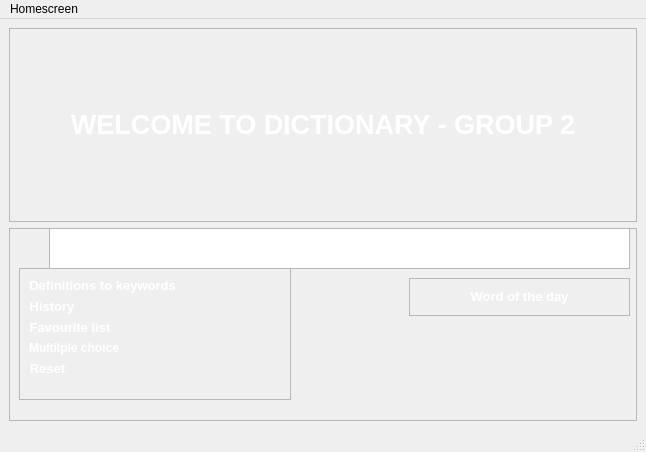
OHonSam/CS163_Group2_Dictionary, file mainwindow.ui: the form before one commit.
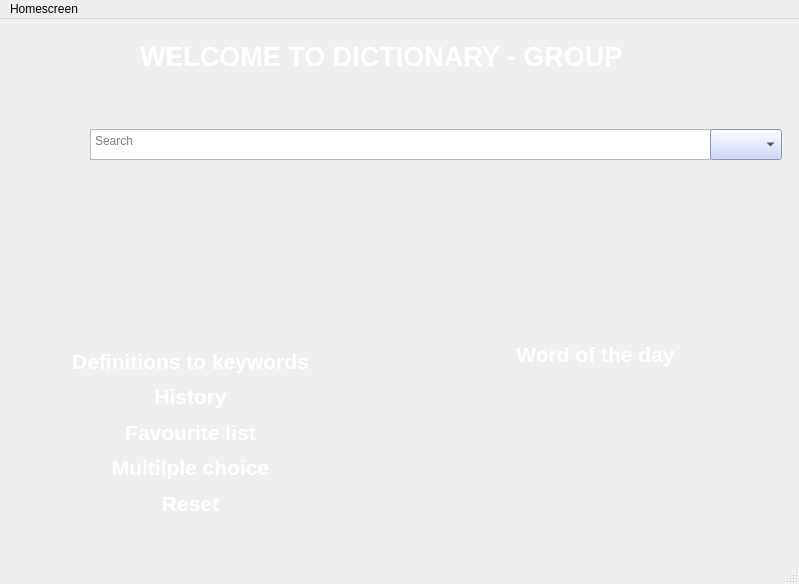
The form after the commit. Icons and pictures are not drawn.

The edit to the form file:
```diff
--- a/mainwindow.ui
+++ b/mainwindow.ui
@@ -6,8 +6,8 @@
    <rect>
     <x>0</x>
     <y>0</y>
-    <width>646</width>
-    <height>452</height>
+    <width>799</width>
+    <height>584</height>
    </rect>
   </property>
   <property name="windowTitle">
@@ -33,44 +33,26 @@
     <string notr="true">background-image: url(:/img/images/compress/long ombre rotated.jpg);
 padding: 0px 0px 0px 0px;</string>
    </property>
-   <layout class="QVBoxLayout" name="verticalLayout">
-    <item>
-     <widget class="QFrame" name="frame">
-      <property name="frameShape">
-       <enum>QFrame::StyledPanel</enum>
-      </property>
-      <property name="frameShadow">
-       <enum>QFrame::Raised</enum>
-      </property>
-      <layout class="QGridLayout" name="gridLayout_3">
-       <item row="0" column="0">
-        <widget class="QLabel" name="label">
+   <widget class="QLabel" name="label_8">
+    <property name="geometry">
+     <rect>
+      <x>470</x>
+      <y>310</y>
+      <width>251</width>
+      <height>51</height>
+     </rect>
+    </property>
          <property name="text">
-          <string>&lt;html&gt;&lt;head/&gt;&lt;body&gt;&lt;p align=&quot;center&quot;&gt;&lt;span style=&quot; font-size:20pt; font-weight:700; color:#ffffff;&quot;&gt;WELCOME TO DICTIONARY - GROUP 2&lt;/span&gt;&lt;/p&gt;&lt;/body&gt;&lt;/html&gt;</string>
-         </property>
-         <property name="alignment">
-          <set>Qt::AlignCenter</set>
-         </property>
-        </widget>
-       </item>
-      </layout>
-     </widget>
-    </item>
-    <item>
-     <widget class="QFrame" name="frame_2">
-      <property name="frameShape">
-       <enum>QFrame::StyledPanel</enum>
-      </property>
-      <property name="frameShadow">
-       <enum>QFrame::Raised</enum>
-      </property>
+     <string>&lt;html&gt;&lt;head/&gt;&lt;body&gt;&lt;p align=&quot;center&quot;&gt;&lt;span style=&quot; font-size:16pt; font-weight:700; color:#ffffff;&quot;&gt;Word of the day&lt;/span&gt;&lt;/p&gt;&lt;/body&gt;&lt;/html&gt;</string>
+    </property>
+   </widget>
       <widget class="QLabel" name="label_2">
        <property name="geometry">
         <rect>
-         <x>10</x>
-         <y>10</y>
-         <width>31</width>
-         <height>28</height>
+      <x>50</x>
+      <y>110</y>
+      <width>24</width>
+      <height>24</height>
         </rect>
        </property>
        <property name="mouseTracking">
@@ -83,104 +65,120 @@
         <pixmap resource="resources.qrc">:/img/images/search.svg</pixmap>
        </property>
       </widget>
+   <widget class="QLabel" name="label">
+    <property name="geometry">
+     <rect>
+      <x>140</x>
+      <y>20</y>
+      <width>488</width>
+      <height>36</height>
+     </rect>
+    </property>
+    <property name="text">
+     <string>&lt;html&gt;&lt;head/&gt;&lt;body&gt;&lt;p align=&quot;center&quot;&gt;&lt;span style=&quot; font-size:20pt; font-weight:700; color:#ffffff;&quot;&gt;WELCOME TO DICTIONARY - GROUP 2&lt;/span&gt;&lt;/p&gt;&lt;/body&gt;&lt;/html&gt;</string>
+    </property>
+    <property name="alignment">
+     <set>Qt::AlignCenter</set>
+    </property>
+   </widget>
       <widget class="QTextEdit" name="textEdit">
        <property name="geometry">
         <rect>
-         <x>40</x>
-         <y>0</y>
-         <width>581</width>
-         <height>41</height>
-        </rect>
-       </property>
-      </widget>
-      <widget class="QFrame" name="frame_3">
+      <x>90</x>
+      <y>110</y>
+      <width>621</width>
+      <height>31</height>
+     </rect>
+    </property>
+    <property name="placeholderText">
+     <string>Search</string>
+    </property>
+   </widget>
+   <widget class="QComboBox" name="comboBox">
        <property name="geometry">
         <rect>
-         <x>10</x>
-         <y>40</y>
-         <width>272</width>
-         <height>132</height>
-        </rect>
-       </property>
-       <property name="frameShape">
-        <enum>QFrame::StyledPanel</enum>
-       </property>
-       <property name="frameShadow">
-        <enum>QFrame::Raised</enum>
-       </property>
-       <layout class="QFormLayout" name="formLayout">
-        <item row="0" column="0">
-         <widget class="QLabel" name="label_3">
+      <x>710</x>
+      <y>110</y>
+      <width>72</width>
+      <height>31</height>
+     </rect>
+    </property>
+    <property name="styleSheet">
+     <string notr="true">background-color: rgb(190, 202, 253);</string>
+    </property>
+   </widget>
+   <widget class="QLabel" name="label_9">
+    <property name="geometry">
+     <rect>
+      <x>50</x>
+      <y>328</y>
+      <width>281</width>
+      <height>29</height>
+     </rect>
+    </property>
           <property name="text">
-           <string>&lt;html&gt;&lt;head/&gt;&lt;body&gt;&lt;p align=&quot;center&quot;&gt;&lt;span style=&quot; font-size:10pt; font-weight:700; color:#ffffff;&quot;&gt;Definitions to keywords&lt;/span&gt;&lt;/p&gt;&lt;/body&gt;&lt;/html&gt;</string>
-          </property>
-         </widget>
-        </item>
-        <item row="1" column="0">
-         <widget class="QLabel" name="label_4">
-          <property name="text">
-           <string>&lt;html&gt;&lt;head/&gt;&lt;body&gt;&lt;p align=&quot;center&quot;&gt;&lt;span style=&quot; font-size:10pt; font-weight:700; color:#ffffff;&quot;&gt;History&lt;/span&gt;&lt;/p&gt;&lt;/body&gt;&lt;/html&gt;</string>
-          </property>
-         </widget>
-        </item>
-        <item row="2" column="0">
-         <widget class="QLabel" name="label_5">
+     <string>&lt;html&gt;&lt;head/&gt;&lt;body&gt;&lt;p align=&quot;center&quot;&gt;&lt;span style=&quot; font-size:16pt; font-weight:700; color:#ffffff;&quot;&gt;Definitions to keywords&lt;/span&gt;&lt;/p&gt;&lt;/body&gt;&lt;/html&gt;</string>
+    </property>
+   </widget>
+   <widget class="QLabel" name="label_13">
+    <property name="geometry">
+     <rect>
+      <x>50</x>
+      <y>399</y>
+      <width>281</width>
+      <height>29</height>
+     </rect>
+    </property>
           <property name="text">
-           <string>&lt;html&gt;&lt;head/&gt;&lt;body&gt;&lt;p align=&quot;center&quot;&gt;&lt;span style=&quot; font-size:10pt; font-weight:700; color:#ffffff;&quot;&gt;Favourite list&lt;/span&gt;&lt;/p&gt;&lt;/body&gt;&lt;/html&gt;</string>
-          </property>
-         </widget>
-        </item>
-        <item row="3" column="0">
-         <widget class="QLabel" name="label_6">
+     <string>&lt;html&gt;&lt;head/&gt;&lt;body&gt;&lt;p align=&quot;center&quot;&gt;&lt;span style=&quot; font-size:16pt; font-weight:700; color:#ffffff;&quot;&gt;Favourite list&lt;/span&gt;&lt;/p&gt;&lt;/body&gt;&lt;/html&gt;</string>
+    </property>
+   </widget>
+   <widget class="QLabel" name="label_10">
+    <property name="geometry">
+     <rect>
+      <x>50</x>
+      <y>363</y>
+      <width>281</width>
+      <height>30</height>
+     </rect>
+    </property>
           <property name="text">
-           <string>&lt;html&gt;&lt;head/&gt;&lt;body&gt;&lt;p align=&quot;center&quot;&gt;&lt;span style=&quot; font-weight:700; color:#ffffff;&quot;&gt;Multilple choice&lt;/span&gt;&lt;/p&gt;&lt;/body&gt;&lt;/html&gt;</string>
-          </property>
-         </widget>
-        </item>
-        <item row="4" column="0">
-         <widget class="QLabel" name="label_7">
+     <string>&lt;html&gt;&lt;head/&gt;&lt;body&gt;&lt;p align=&quot;center&quot;&gt;&lt;span style=&quot; font-size:16pt; font-weight:700; color:#ffffff;&quot;&gt;History&lt;/span&gt;&lt;/p&gt;&lt;/body&gt;&lt;/html&gt;</string>
+    </property>
+   </widget>
+   <widget class="QLabel" name="label_12">
+    <property name="geometry">
+     <rect>
+      <x>50</x>
+      <y>434</y>
+      <width>281</width>
+      <height>30</height>
+     </rect>
+    </property>
           <property name="text">
-           <string>&lt;html&gt;&lt;head/&gt;&lt;body&gt;&lt;p align=&quot;center&quot;&gt;&lt;span style=&quot; font-size:10pt; font-weight:700; color:#ffffff;&quot;&gt;Reset&lt;/span&gt;&lt;/p&gt;&lt;/body&gt;&lt;/html&gt;</string>
-          </property>
-         </widget>
-        </item>
-       </layout>
-      </widget>
-      <widget class="QFrame" name="frame_4">
+     <string>&lt;html&gt;&lt;head/&gt;&lt;body&gt;&lt;p align=&quot;center&quot;&gt;&lt;span style=&quot; font-size:16pt; font-weight:700; color:#ffffff;&quot;&gt;Multilple choice&lt;/span&gt;&lt;/p&gt;&lt;/body&gt;&lt;/html&gt;</string>
+    </property>
+   </widget>
+   <widget class="QLabel" name="label_11">
        <property name="geometry">
         <rect>
-         <x>400</x>
-         <y>50</y>
-         <width>221</width>
-         <height>38</height>
-        </rect>
-       </property>
-       <property name="frameShape">
-        <enum>QFrame::StyledPanel</enum>
-       </property>
-       <property name="frameShadow">
-        <enum>QFrame::Raised</enum>
-       </property>
-       <layout class="QGridLayout" name="gridLayout">
-        <item row="0" column="0">
-         <widget class="QLabel" name="label_8">
+      <x>50</x>
+      <y>470</y>
+      <width>281</width>
+      <height>29</height>
+     </rect>
+    </property>
           <property name="text">
-           <string>&lt;html&gt;&lt;head/&gt;&lt;body&gt;&lt;p align=&quot;center&quot;&gt;&lt;span style=&quot; font-size:10pt; font-weight:700; color:#ffffff;&quot;&gt;Word of the day&lt;/span&gt;&lt;/p&gt;&lt;/body&gt;&lt;/html&gt;</string>
-          </property>
-         </widget>
-        </item>
-       </layout>
-      </widget>
-     </widget>
-    </item>
-   </layout>
+     <string>&lt;html&gt;&lt;head/&gt;&lt;body&gt;&lt;p align=&quot;center&quot;&gt;&lt;span style=&quot; font-size:16pt; font-weight:700; color:#ffffff;&quot;&gt;Reset&lt;/span&gt;&lt;/p&gt;&lt;/body&gt;&lt;/html&gt;</string>
+    </property>
+   </widget>
   </widget>
   <widget class="QMenuBar" name="menubar">
    <property name="geometry">
     <rect>
      <x>0</x>
      <y>0</y>
-     <width>646</width>
+     <width>799</width>
      <height>21</height>
     </rect>
    </property>
```
Lines whose indentation alone changed are shown as unchanged.
